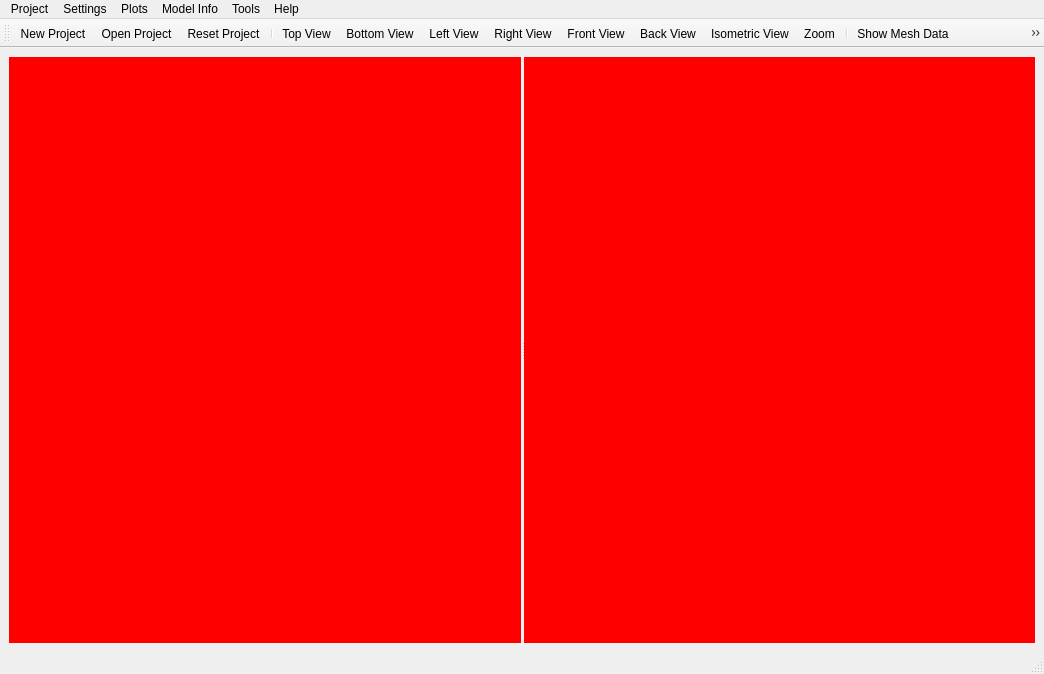
This is pulse/interface/data/ui_files/main_window.ui in open-pulse/OpenPulse as Qt 5 draws it before an edit. The edited form follows.
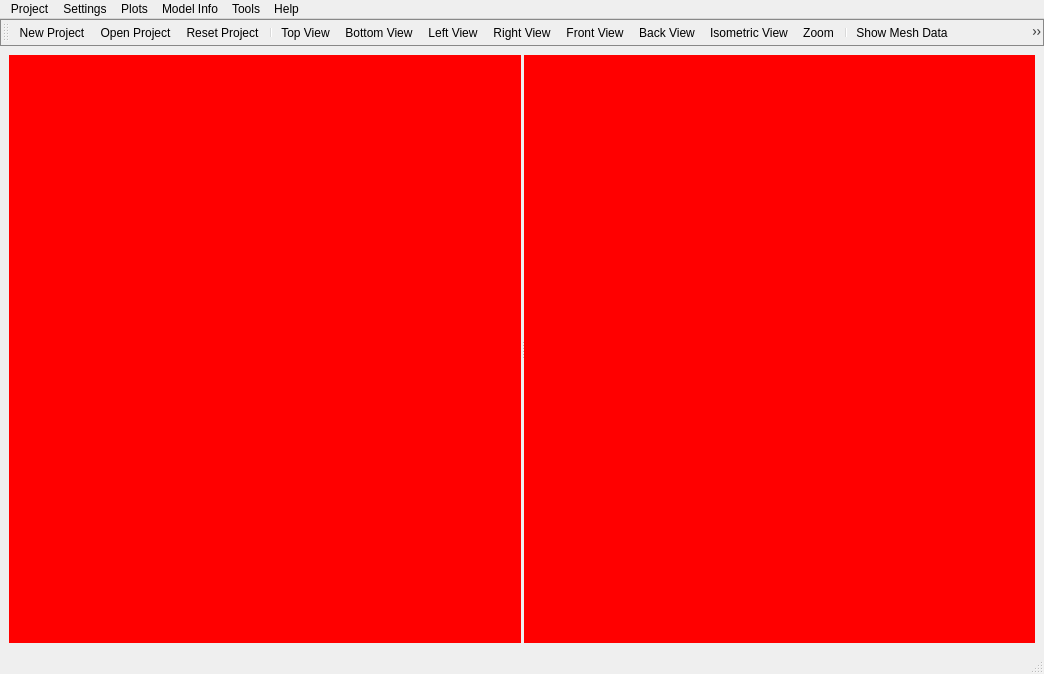
This is the edited form. Icons and pictures are not drawn.

```diff
--- a/pulse/interface/data/ui_files/main_window.ui
+++ b/pulse/interface/data/ui_files/main_window.ui
@@ -184,6 +184,15 @@
    <property name="windowTitle">
     <string>Main toolbar</string>
    </property>
+   <property name="styleSheet">
+    <string notr="true"> QToolBar {
+ 	border-style: solid;
+ 	border-width: 1px;
+	border-color: #888888;
+}
+            
+ </string>
+   </property>
    <attribute name="toolBarArea">
     <enum>TopToolBarArea</enum>
    </attribute>
```
Left out of the diff: 2 changed lines with no effect on the pictures.
